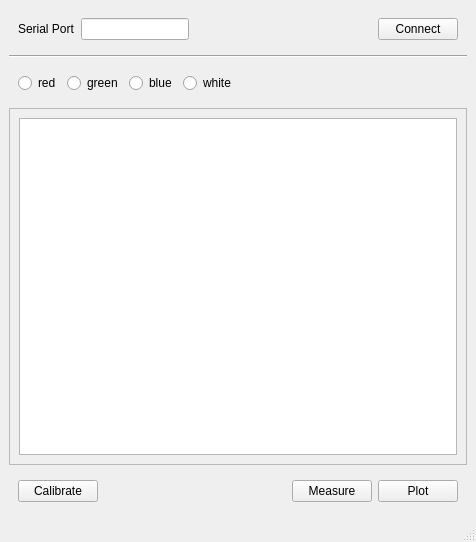
iorodeo/colorimeter, file python/colorimeter/colorimeter/mockups/plotting_gui/colorimeter_plot_gui.ui: the form before one commit.
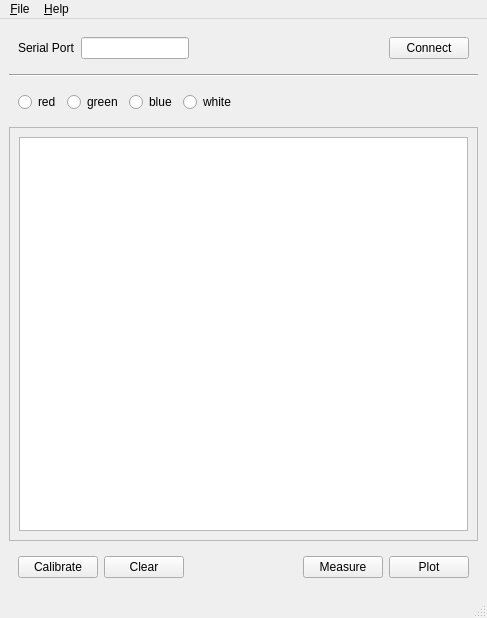
The form after the commit.

```diff
--- a/python/colorimeter/colorimeter/mockups/plotting_gui/colorimeter_plot_gui.ui
+++ b/python/colorimeter/colorimeter/mockups/plotting_gui/colorimeter_plot_gui.ui
@@ -6,8 +6,8 @@
    <rect>
     <x>0</x>
     <y>0</y>
-    <width>476</width>
-    <height>542</height>
+    <width>487</width>
+    <height>618</height>
    </rect>
   </property>
   <property name="windowTitle">
@@ -160,7 +160,16 @@
        <item>
         <widget class="QTableWidget" name="dataTableWidget">
          <property name="editTriggers">
-          <set>QAbstractItemView::NoEditTriggers</set>
+          <set>QAbstractItemView::AnyKeyPressed|QAbstractItemView::DoubleClicked|QAbstractItemView::SelectedClicked</set>
+         </property>
+         <property name="alternatingRowColors">
+          <bool>true</bool>
+         </property>
+         <property name="rowCount">
+          <number>0</number>
+         </property>
+         <property name="columnCount">
+          <number>0</number>
          </property>
         </widget>
        </item>
@@ -189,6 +198,13 @@
          </property>
         </widget>
        </item>
+       <item>
+        <widget class="QPushButton" name="clearPushButton">
+         <property name="text">
+          <string>Clear</string>
+         </property>
+        </widget>
+       </item>
        <item>
         <spacer name="horizontalSpacer_3">
          <property name="orientation">
@@ -226,10 +242,24 @@
     <rect>
      <x>0</x>
      <y>0</y>
-     <width>476</width>
-     <height>23</height>
+     <width>487</width>
+     <height>26</height>
     </rect>
    </property>
+   <widget class="QMenu" name="menuFile">
+    <property name="title">
+     <string>&amp;File</string>
+    </property>
+    <addaction name="action_Save"/>
+   </widget>
+   <widget class="QMenu" name="menuAbout">
+    <property name="title">
+     <string>&amp;Help</string>
+    </property>
+    <addaction name="action_About"/>
+   </widget>
+   <addaction name="menuFile"/>
+   <addaction name="menuAbout"/>
   </widget>
   <widget class="QStatusBar" name="statusbar"/>
  </widget>
```
Left out of the diff: 14 changed lines with no effect on the pictures.
